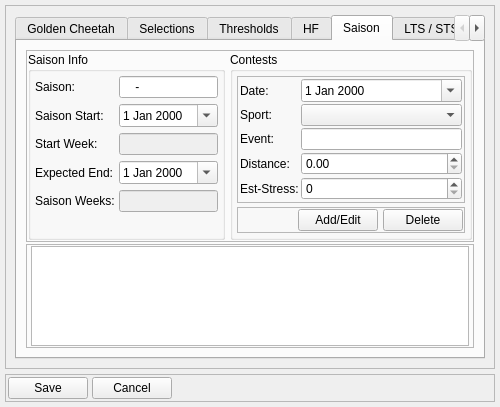
The window that dialog_settings.ui (Tria-Andy/WorkoutEditor) describes before a commit, drawn with Qt 5.
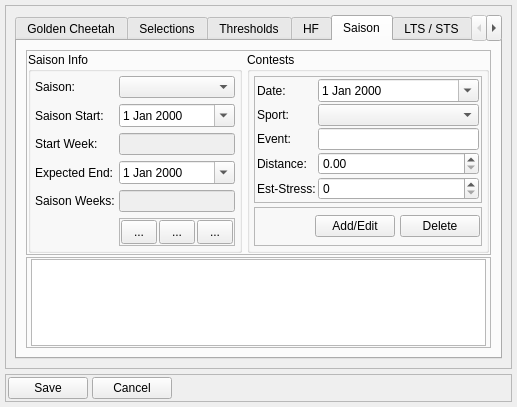
The same window after the commit. The open tabs and pages were chosen to show the change. Icons and pictures are not drawn.

Commit message:
Add Saison Class
Ability to add more than one saisons with contests

The edit to the form file:
```diff
--- a/dialog_settings.ui
+++ b/dialog_settings.ui
@@ -982,13 +982,6 @@
                   </property>
                  </widget>
                 </item>
-                <item row="0" column="1">
-                 <widget class="QLineEdit" name="lineEdit_saison">
-                  <property name="inputMask">
-                   <string>0000-0000</string>
-                  </property>
-                 </widget>
-                </item>
                 <item row="1" column="0">
                  <widget class="QLabel" name="label_14">
                   <property name="text">
@@ -1031,6 +1024,105 @@
                   </property>
                  </widget>
                 </item>
+                <item row="0" column="1">
+                 <widget class="QComboBox" name="comboBox_saisons"/>
+                </item>
+                <item row="5" column="1">
+                 <widget class="QFrame" name="frame_10">
+                  <property name="frameShape">
+                   <enum>QFrame::StyledPanel</enum>
+                  </property>
+                  <property name="frameShadow">
+                   <enum>QFrame::Raised</enum>
+                  </property>
+                  <layout class="QHBoxLayout" name="horizontalLayout_13">
+                   <property name="spacing">
+                    <number>2</number>
+                   </property>
+                   <property name="leftMargin">
+                    <number>1</number>
+                   </property>
+                   <property name="topMargin">
+                    <number>1</number>
+                   </property>
+                   <property name="rightMargin">
+                    <number>1</number>
+                   </property>
+                   <property name="bottomMargin">
+                    <number>1</number>
+                   </property>
+                   <item>
+                    <widget class="QToolButton" name="toolButton_addSaison">
+                     <property name="minimumSize">
+                      <size>
+                       <width>36</width>
+                       <height>24</height>
+                      </size>
+                     </property>
+                     <property name="maximumSize">
+                      <size>
+                       <width>36</width>
+                       <height>24</height>
+                      </size>
+                     </property>
+                     <property name="text">
+                      <string>...</string>
+                     </property>
+                     <property name="icon">
+                      <iconset resource="resources.qrc">
+                       <normaloff>:/images/icons/Create.png</normaloff>:/images/icons/Create.png</iconset>
+                     </property>
+                    </widget>
+                   </item>
+                   <item>
+                    <widget class="QToolButton" name="toolButton_updateSaison">
+                     <property name="minimumSize">
+                      <size>
+                       <width>36</width>
+                       <height>24</height>
+                      </size>
+                     </property>
+                     <property name="maximumSize">
+                      <size>
+                       <width>36</width>
+                       <height>24</height>
+                      </size>
+                     </property>
+                     <property name="text">
+                      <string>...</string>
+                     </property>
+                     <property name="icon">
+                      <iconset resource="resources.qrc">
+                       <normaloff>:/images/icons/Update.png</normaloff>:/images/icons/Update.png</iconset>
+                     </property>
+                    </widget>
+                   </item>
+                   <item>
+                    <widget class="QToolButton" name="toolButton_deleteSaison">
+                     <property name="minimumSize">
+                      <size>
+                       <width>36</width>
+                       <height>24</height>
+                      </size>
+                     </property>
+                     <property name="maximumSize">
+                      <size>
+                       <width>36</width>
+                       <height>24</height>
+                      </size>
+                     </property>
+                     <property name="text">
+                      <string>...</string>
+                     </property>
+                     <property name="icon">
+                      <iconset resource="resources.qrc">
+                       <normaloff>:/images/icons/Delete.png</normaloff>:/images/icons/Delete.png</iconset>
+                     </property>
+                    </widget>
+                   </item>
+                  </layout>
+                 </widget>
+                </item>
                </layout>
               </widget>
              </item>
```
Left out of the diff: 7 changed lines with no effect on the pictures. The commit also changes 11 other files.
